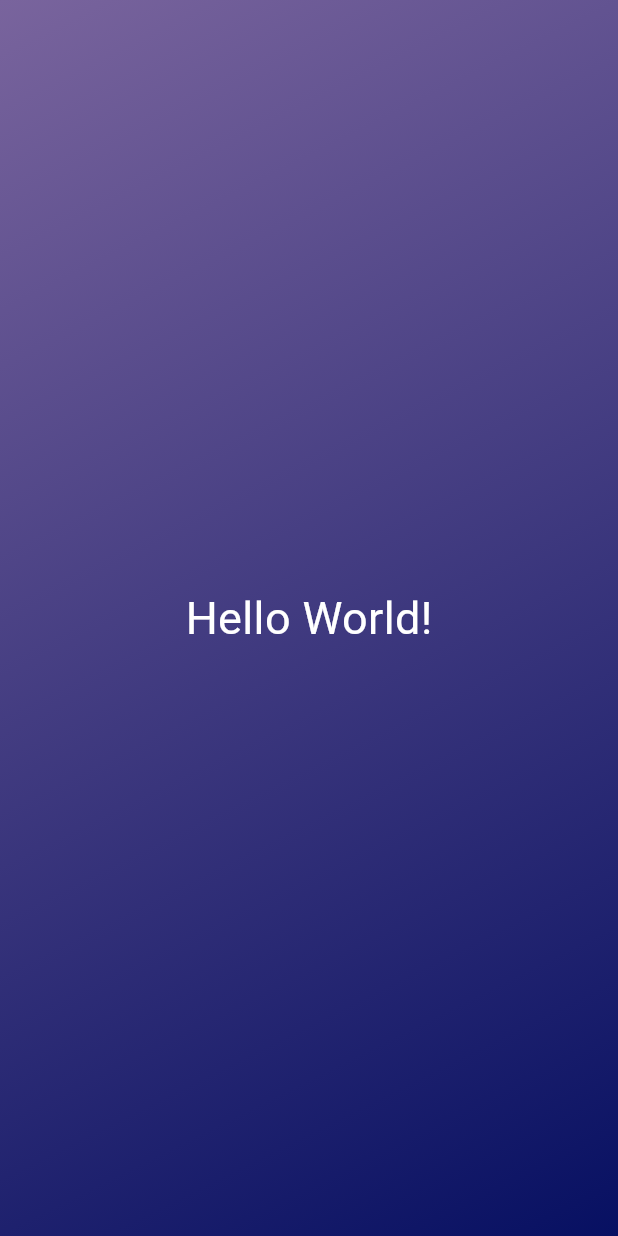
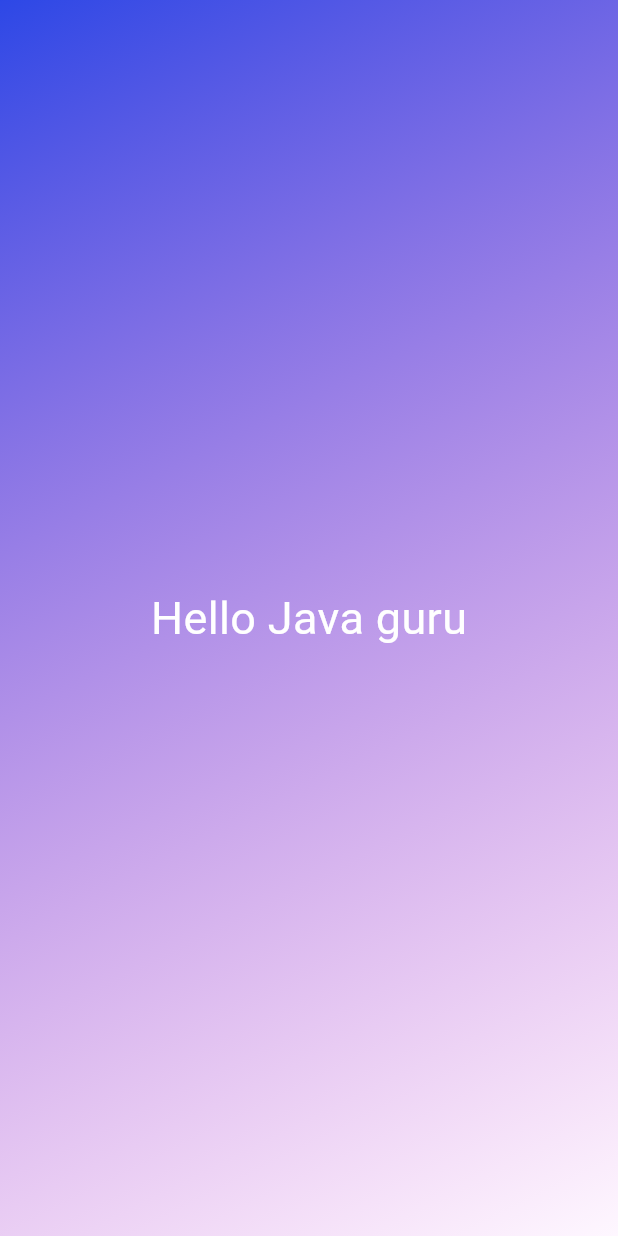
Before and after one commit to Joseph-Ofodum/first-flutter-app, a Flutter app: the screen it shows after launch, on a phone screen of 412 x 824 dp. Run offline on Flutter 3.47's test engine with Material 3 defaults, Android fonts, the phone set to English and light mode, and no system bars.

Commit message:
reusable widget classes with the help of constructors

```diff
--- a/first_application/lib/gradient_container.dart
+++ b/first_application/lib/gradient_container.dart
@@ -4,28 +4,58 @@ import 'package:first_application/style_text.dart';
 const startAlignment = Alignment.topLeft;
 const endAlignment = Alignment.bottomRight;
 
+// the difference between this and the cancelled out class is the type of argument
+//here it is positional and thus required and no need for the required keyword;
 
 class GradientContainer extends StatelessWidget{
+//I am using named argument to make the gradient dynamic unlike for
+// the styled text where i used positional argument;
+  const GradientContainer(this.color1, this.color2, {super.key});
 
-  const GradientContainer({super.key});
+final Color color1;
+final Color color2;
 
   @override
   Widget build(context){
       return Container(
-          decoration: const BoxDecoration(
+          decoration:  BoxDecoration(
             gradient: LinearGradient(
-              colors:  [
-              Color.fromARGB(255, 121, 100, 157),
-              Color.fromARGB(255, 7, 16, 98),
-              ],
+              colors:  [color1, color2],
               begin: startAlignment,
               end: endAlignment,
                ),
           ),
           child: const Center(
-            child:StyleText()
+            child:StyleText('Hello Java guru')
           ),
         );
 
   }
 }
+
+
+
+// class GradientContainer extends StatelessWidget{
+// //I am using named argument to make the gradient dynamic unlike for
+// // the styled text where i used positional argument;
+//   const GradientContainer({super.key, required this.colors});
+
+// final List<Color> colors;
+
+//   @override
+//   Widget build(context){
+//       return Container(
+//           decoration:  BoxDecoration(
+//             gradient: LinearGradient(
+//               colors:  colors,
+//               begin: startAlignment,
+//               end: endAlignment,
+//                ),
+//           ),
+//           child: const Center(
+//             child:StyleText('Hello Java guru')
+//           ),
+//         );
+
+//   }
+// }
--- a/first_application/lib/main.dart
+++ b/first_application/lib/main.dart
@@ -6,7 +6,7 @@ void main() {
   runApp(
    const MaterialApp(
       home: Scaffold(
-        body: GradientContainer(),
+        body: GradientContainer(Color.fromARGB(227, 19, 50, 227), Color.fromARGB(0, 171, 8, 183)),
       ),
     ),
   );
--- a/first_application/lib/style_text.dart
+++ b/first_application/lib/style_text.dart
@@ -1,10 +1,15 @@
 import 'package:flutter/material.dart';
 
 class StyleText extends StatelessWidget{
-  const StyleText({super.key});
+  const StyleText(this.text, {super.key});
+
+  final String text;
+
   @override
   Widget build(context){
-    return  const Text('Hello World!', style: TextStyle(
+    return  Text(
+      text,
+       style: const TextStyle(
               color: Colors.white,
               fontSize: 30,
             ),);
```
